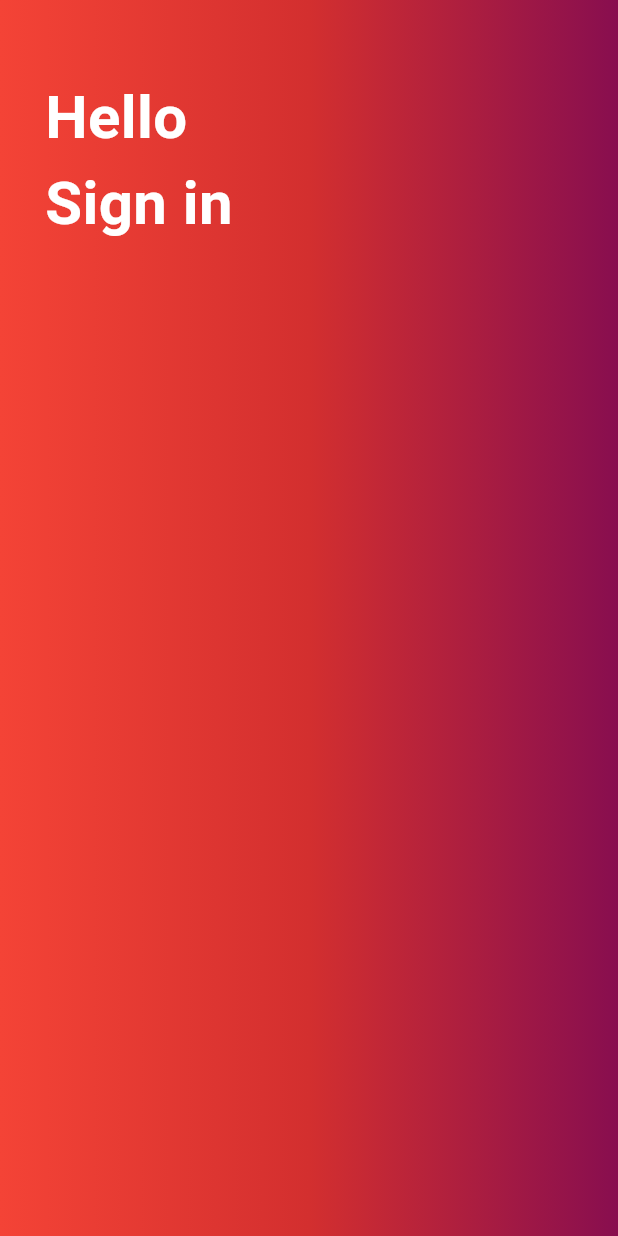
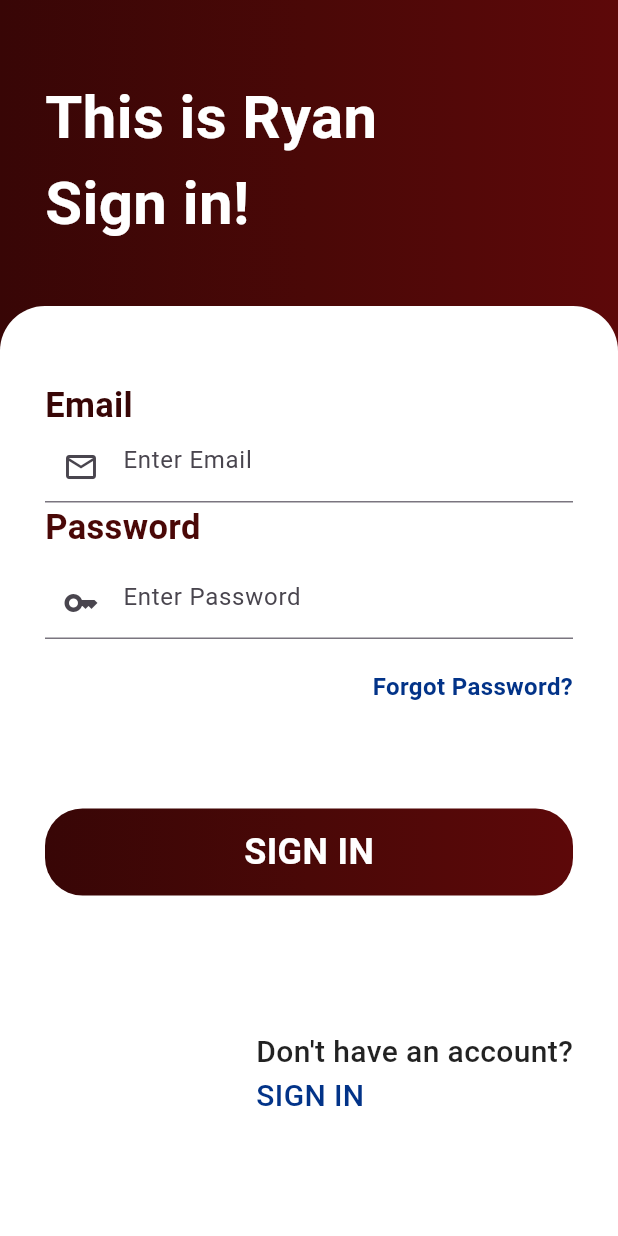
Before and after one commit to Ryanlk404/Ryan-UI, a Flutter app: the screen it shows after launch, on a phone screen of 412 x 824 dp. Run offline on Flutter 3.47's test engine with Material 3 defaults, Android fonts, the phone set to English and light mode, and no system bars.

Commit message:
sign in file nodified

```diff
--- a/ryan/lib/pages/signin.dart
+++ b/ryan/lib/pages/signin.dart
@@ -12,33 +12,136 @@ class _SignInState extends State<SignIn> {
   Widget build(BuildContext context) {
     return Scaffold(
         body: Container(
-      padding: EdgeInsets.only(top: 50, left: 30),
+      padding: const EdgeInsets.only(top: 50),
       height: MediaQuery.of(context).size.height,
       width: MediaQuery.of(context).size.width,
-      decoration: BoxDecoration(
+      decoration: const BoxDecoration(
           gradient: LinearGradient(
-              colors: [Color(0xfff44336), Color(0xffd32f2f), Color(0xff880e4f)],
+              colors: [Color(0xff380606), Color(0xff4a0807), Color(0xff5d0809)],
               begin: Alignment.topLeft,
               end: Alignment.topRight)),
       child: Column(
         crossAxisAlignment: CrossAxisAlignment.start,
         children: [
+          Padding(
+            padding: const EdgeInsets.only(left: 30),
+            child: const Text(
+              "This is Ryan\nSign in!",
+              style: TextStyle(
+                  color: Colors.white,
+                  fontSize: 40,
+                  fontWeight: FontWeight.bold),
+            ),
+          ),
+          SizedBox(height: 40),
+          Expanded(
+            child: Container(
+              padding: EdgeInsets.only(top: 50, left: 30, right: 30),
+              width: MediaQuery.of(context).size.width,
+              decoration: const BoxDecoration(
+                  color: Colors.white,
+                  borderRadius: BorderRadius.only(
+                      topLeft: Radius.circular(30),
+                      topRight: Radius.circular(30))),
+              child: Column(
+                crossAxisAlignment: CrossAxisAlignment.start,
+                children: [
                   Text(
-            "Hello\nSign in",
+                    "Email",
                     style: TextStyle(
-                color: Colors.white, fontSize: 40, fontWeight: FontWeight.bold),
+                        color: Color(0xff380606),
+                        fontSize: 23,
+                        fontWeight: FontWeight.bold),
+                  ),
+                  TextField(
+                    decoration: InputDecoration(
+                        hintText: "Enter Email",
+                        prefixIcon: Icon(Icons.email_outlined)),
+                  ),
+                  Text(
+                    "Password",
+                    style: TextStyle(
+                        color: Color(0xff4a0807),
+                        fontSize: 23,
+                        fontWeight: FontWeight.bold),
+                  ),
+                  SizedBox(
+                    height: 10,
+                  ),
+                  TextField(
+                    decoration: InputDecoration(
+                        hintText: "Enter Password",
+                        prefixIcon: Icon(Icons.key_outlined)),
+                  ),
+                  SizedBox(
+                    height: 20,
+                  ),
+                  Row(
+                    mainAxisAlignment: MainAxisAlignment.end,
+                    children: [
+                      Text(
+                        "Forgot Password?",
+                        style: TextStyle(
+                            color: const Color.fromARGB(255, 2, 51, 136),
+                            fontSize: 16,
+                            fontWeight: FontWeight.bold),
+                      ),
+                    ],
+                  ),
+                  SizedBox(
+                    height: 70,
                   ),
                   Container(
+                    height: 58,
+                    decoration: BoxDecoration(
+                        gradient: LinearGradient(colors: [
+                          Color(0xff380606),
+                          Color(0xff4a0807),
+                          Color(0xff5d0809)
+                        ], begin: Alignment.topLeft, end: Alignment.topRight),
+                        borderRadius: BorderRadius.circular(25)),
                     width: MediaQuery.of(context).size.width,
-            decoration: BoxDecoration(
+                    child: Center(
+                      child: Text(
+                        "SIGN IN",
+                        style: TextStyle(
                             color: Colors.white,
-                borderRadius: Border.only(
-                    topLeft: Radius.circular(10),
-                    topRight: Radius.circular(10))),
-            child: Column(
-              children: [],
+                            fontSize: 24,
+                            fontWeight: FontWeight.bold),
                       ),
+                    ),
+                  ),
+                  SizedBox(
+                    height: 90,
+                  ),
+                  Row(
+                    mainAxisAlignment: MainAxisAlignment.end,
+                    children: [
+                      Column(
+                        crossAxisAlignment: CrossAxisAlignment.start,
+                        children: [
+                          Text(
+                            "Don't have an account?",
+                            style: TextStyle(
+                                color: Colors.black87,
+                                fontSize: 20,
+                                fontWeight: FontWeight.w500),
+                          ),
+                          Text(
+                            "SIGN IN",
+                            style: TextStyle(
+                                color: const Color.fromARGB(255, 2, 51, 136),
+                                fontSize: 20,
+                                fontWeight: FontWeight.w500),
+                          ),
+                        ],
                       )
+                    ],
+                  )
+                ],
+              ),
+            ),
+          ),
         ],
       ),
     ));
```
Lines whose indentation alone changed are shown as unchanged.
